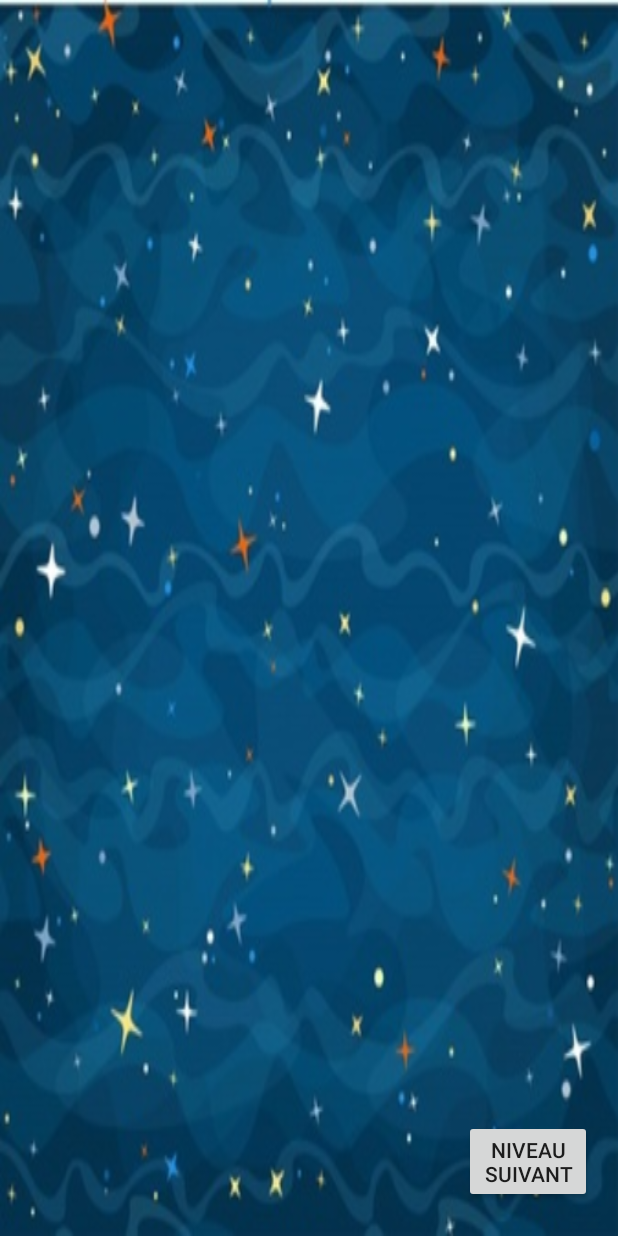
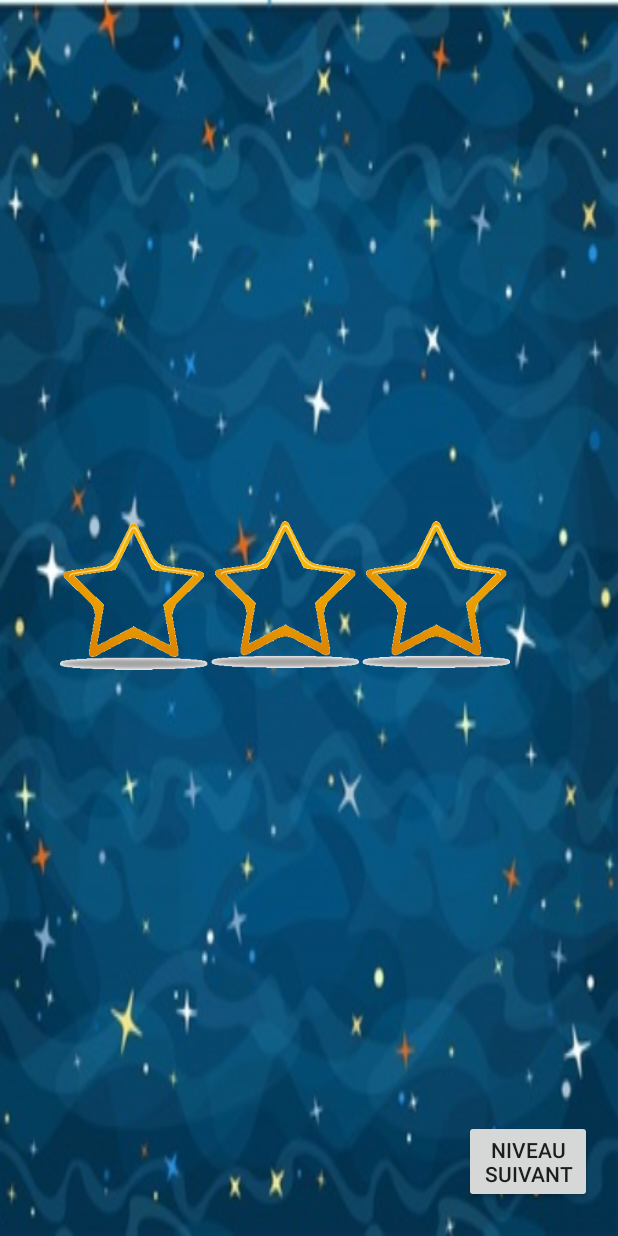
Before and after one commit to TheGroovINTpanda/Pandarezzo, an Android app: the layout final_note_dancing.xml on its own in the app's theme, with its tools: preview values and no code run, on a phone screen of 412 x 824 dp. Run offline under Robolectric (Android 15) with nearby library versions, the phone set to English and light mode, and no system bars.

Commit message:
affichage étoile

```diff
--- a/app/src/main/res/layout/final_note_dancing.xml
+++ b/app/src/main/res/layout/final_note_dancing.xml
@@ -39,4 +39,14 @@
         app:layout_constraintVertical_bias="0.443"
         app:srcCompat="@drawable/panda_leve_2_bras_000_resize" />
 
+    <ImageView
+        android:id="@+id/etoiles"
+        android:layout_width="300dp"
+        android:layout_height="150dp"
+        android:layout_marginBottom="352dp"
+        android:layout_marginStart="40dp"
+        android:src="@drawable/etoiles_vide"
+        app:layout_constraintBottom_toBottomOf="parent"
+        app:layout_constraintStart_toStartOf="parent" />
+
 </android.support.constraint.ConstraintLayout>
```
Also changed, not shown: app/src/main/java/com/redpanda/pandarezzo/GameEngine.java (+17 -5 lines).
